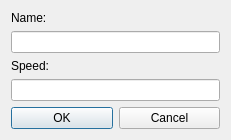
DanielZorin/DataCenters, file DCGUI/Windows/ComputerDialog.ui: the form before one commit.
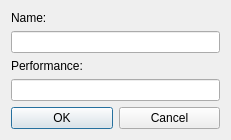
The form after the commit.

```diff
--- a/DCGUI/Windows/ComputerDialog.ui
+++ b/DCGUI/Windows/ComputerDialog.ui
@@ -68,7 +68,7 @@
         </sizepolicy>
        </property>
        <property name="text">
-        <string>Speed:</string>
+        <string>Performance:</string>
        </property>
       </widget>
      </item>
```
